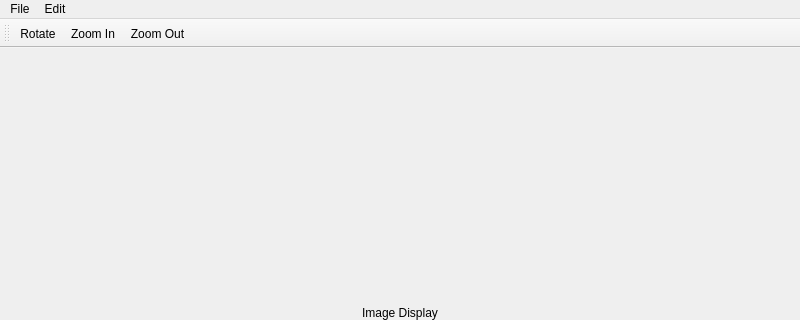
This is Project1/MainWindow.ui in nayoungkim0920/MyProject as Qt 5 draws it before an edit; both pictures show x 0 to 800 and y 0 to 320 of the 800 by 600 pixel window. The edited form follows.
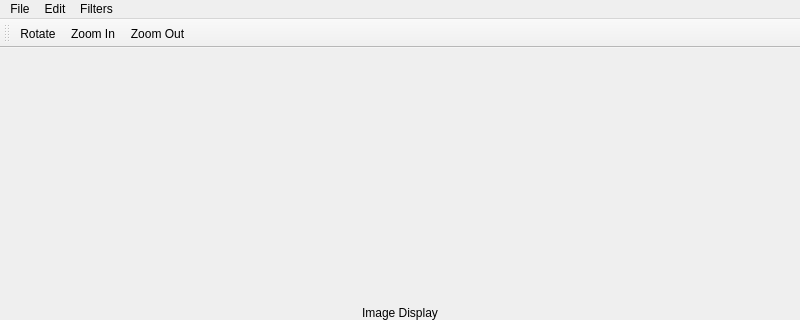
This is the edited form.

The edit to the form file:
```diff
--- a/Project1/MainWindow.ui
+++ b/Project1/MainWindow.ui
@@ -40,7 +40,6 @@
     <addaction name="actionOpen"/>
     <addaction name="actionSave"/>
    </widget>
-   <addaction name="menuFile"/>
    <widget class="QMenu" name="menuEdit">
     <property name="title">
      <string>Edit</string>
@@ -49,7 +48,17 @@
     <addaction name="actionZoomIn"/>
     <addaction name="actionZoomOut"/>
    </widget>
+   <widget class="QMenu" name="menuFilters">
+    <property name="title">
+     <string>Filters</string>
+    </property>
+    <addaction name="actionGrayscale"/>
+    <addaction name="actionGaussianBlur"/>
+    <addaction name="actionDetectEdges"/>
+   </widget>
+   <addaction name="menuFile"/>
    <addaction name="menuEdit"/>
+   <addaction name="menuFilters"/>
   </widget>
   <widget class="QStatusBar" name="statusbar"/>
   <widget class="QToolBar" name="mainToolBar">
```
Left out of the diff: 15 changed lines with no effect on the pictures.
